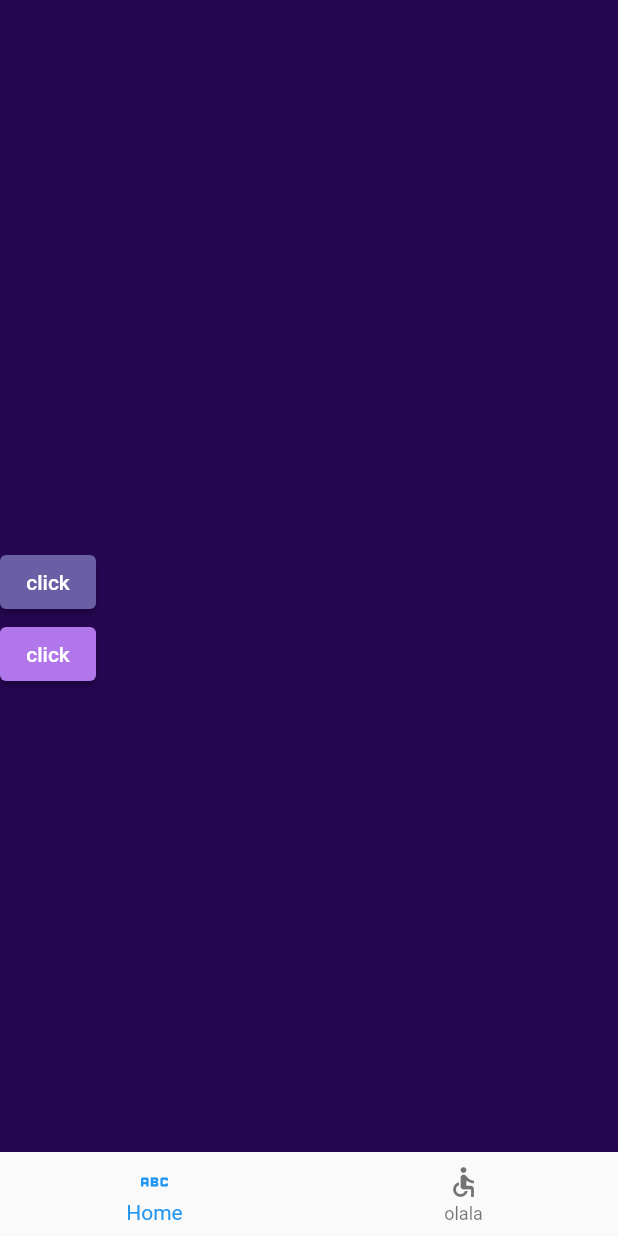
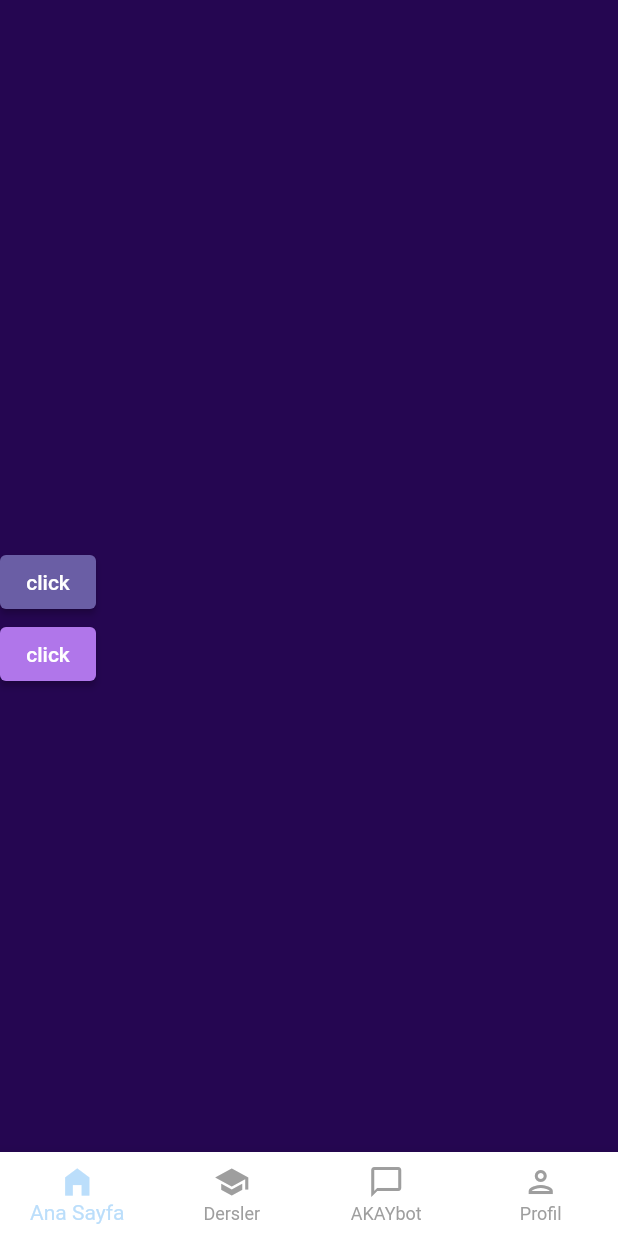
Before and after one commit to kadriyeg/akay_final, a Flutter app: the screen it shows after launch, on a phone screen of 412 x 824 dp. Run offline on Flutter 3.47's test engine with Material 2 defaults, Android fonts, the phone set to English and light mode, and no system bars.

Commit message:
menu bar eklendi

```diff
--- a/lib/main.dart
+++ b/lib/main.dart
@@ -72,14 +72,26 @@
           ) : Image.network('https://ichef.bbci.co.uk/images/ic/1200x675/p0b0n5gc.jpg'),
         ),
         bottomNavigationBar: BottomNavigationBar(
+            type: BottomNavigationBarType.fixed, // Shifting
+            selectedItemColor: Colors.blue[100],
+            unselectedItemColor: Colors.grey,
+            backgroundColor: Colors.white,
             items: const [
               BottomNavigationBarItem(
-              label: 'Home',
-              icon: Icon( Icons.abc),
+                label: 'Ana Sayfa',
+                icon: Icon(Icons.home_filled),
               ),
               BottomNavigationBarItem(
-              label: 'olala',
-              icon: Icon(Icons.accessible),
+                label: 'Dersler',
+                icon: Icon(Icons.school),
+              ),
+              BottomNavigationBarItem(
+                label: 'AKAYbot',
+                icon: Icon(Icons.chat_bubble_outline),
+              ),
+              BottomNavigationBarItem(
+                label: 'Profil',
+                icon: Icon(Icons.person_outlined),
               ),
             ],
             currentIndex: currentIndex,
```
Lines whose indentation alone changed are shown as unchanged.
